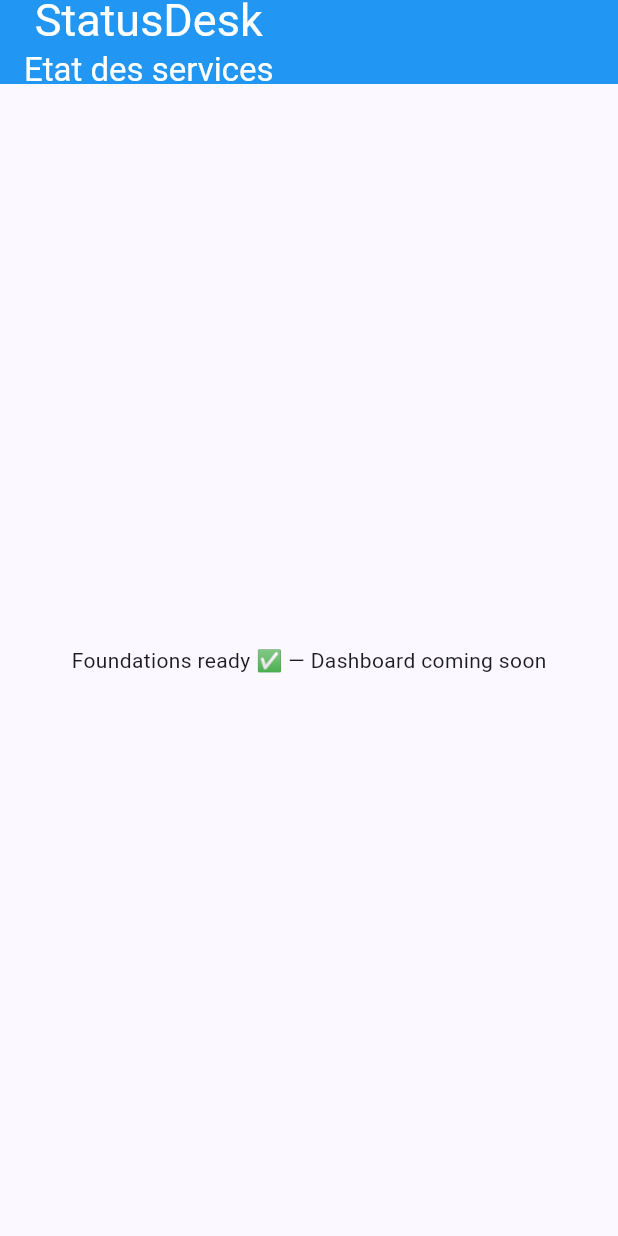
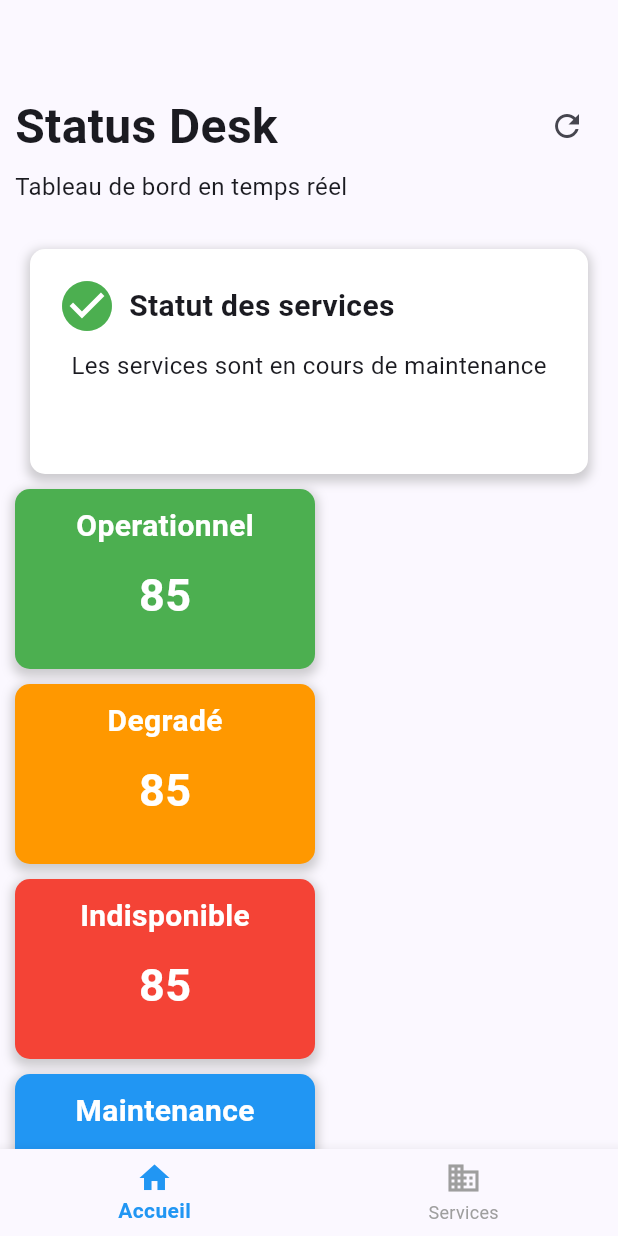
Before and after one commit to Fenohasina08/statusdesk, a Flutter app: the screen it shows after launch, on a phone screen of 412 x 824 dp. Run offline on Flutter 3.47's test engine with Material 3 defaults, Android fonts, the phone set to English and light mode, and no system bars; our stand-ins replace hive, hive_flutter; accounts and stored records are empty.

Commit message:
feat: add dashboard ui

```diff
--- a/lib/main.dart
+++ b/lib/main.dart
@@ -2,6 +2,7 @@
 import 'package:provider/provider.dart';
 
 import 'core/storage/hive_config.dart';
+import 'pages/dashboard_screen.dart';
 import 'providers/service_provider.dart';
 import 'repositories/service_repository.dart';
 import 'services/service_api.dart';
@@ -35,30 +36,7 @@
         colorSchemeSeed: Colors.indigo,
         useMaterial3: true,
       ),
-      home: const HomePlaceholder(),
+      home: const DashboardScreen(),
     );
   }
 }
-
-class HomePlaceholder extends StatelessWidget {
-  const HomePlaceholder({super.key});
-
-  @override
-  Widget build(BuildContext context) {
-    return Scaffold(
-      appBar: AppBar(
-          title: Column(
-            children: [
-              const Text('StatusDesk',style: TextStyle(fontSize: 30),),
-              const Text("Etat des services")
-            ],
-          ),
-        foregroundColor: Colors.white,
-        backgroundColor: Colors.blue,
-      ),
-      body: const Center(
-        child: Text('Foundations ready ✅ — Dashboard coming soon'),
-      ),
-    );
-  }
-}
--- /dev/null
+++ b/lib/pages/Aceuil.dart
@@ -0,0 +1,235 @@
+import 'package:flutter/material.dart';
+
+class Aceuil extends StatefulWidget {
+  const Aceuil({super.key});
+
+  @override
+  State<Aceuil> createState() => _AceuilState();
+}
+
+class _AceuilState extends State<Aceuil> {
+  @override
+  Widget build(BuildContext context) {
+    return Scaffold(
+     body:SingleChildScrollView(
+      child: Container(
+        padding: EdgeInsets.fromLTRB(10, 50, 10, 0),
+        child: Column(
+        crossAxisAlignment: CrossAxisAlignment.start,
+          children: [
+            SizedBox(height: 10),
+           Row(
+            mainAxisAlignment: MainAxisAlignment.spaceBetween,
+            children: [
+              Text("Status Desk",style: TextStyle(fontSize: 32,fontWeight: FontWeight.bold),),
+              IconButton(onPressed: (){}, icon: Icon(Icons.refresh)),
+            ],
+           ),
+           SizedBox(height: 5),
+           Text("Tableau de bord en temps réel",style: TextStyle(fontSize: 16,fontWeight: FontWeight.normal),),
+           SizedBox(height: 20),
+           Container(
+            margin: EdgeInsets.all(10),
+            padding: EdgeInsets.all(10),
+            width: MediaQuery.of(context).size.width,
+            decoration: BoxDecoration(
+              color: Colors.white,
+              borderRadius: BorderRadius.circular(10),
+              boxShadow: [
+                BoxShadow(
+                  color: Colors.grey.withOpacity(0.5),
+                  spreadRadius: 2,
+                  blurRadius: 5,
+                  offset: Offset(0, 3),
+                ),
+              ],
+            ),
+            height: 150,
+            child: Column(
+              children: [
+                Row(
+                  mainAxisAlignment: MainAxisAlignment.start,
+                  children: [
+                    IconButton(onPressed: (){}, icon: Icon(Icons.check_circle,color: Colors.green,size: 40,)),
+                    Text("Statut des services",style: TextStyle(fontSize: 20,fontWeight: FontWeight.bold),),
+
+                  ],
+                ),
+                Text("Les services sont en cours de maintenance",style: TextStyle(fontSize: 16,fontWeight: FontWeight.normal),),
+                SizedBox(height: 10),
+              ],
+            )
+
+           ),
+           Wrap(
+            spacing: 10,
+            runSpacing: 10,
+            children: [
+             Container(
+              width: 200,
+              height: 120,
+              padding: EdgeInsets.all(10),
+              decoration: BoxDecoration(
+                color: Colors.green,
+                borderRadius: BorderRadius.circular(10),
+                boxShadow: [
+                  BoxShadow(
+                    color: Colors.grey.withOpacity(0.5),
+                    spreadRadius: 2,
+                    blurRadius: 5,
+                    offset: Offset(0, 3),
+                  ),
+                ],
+              ),
+              child: Column(
+                children: [
+                  Text("Operationnel",style: TextStyle(fontSize: 20,fontWeight: FontWeight.bold,color: Colors.white),),
+                  SizedBox(height: 10),
+                  Text("85",style: TextStyle(fontSize: 30,fontWeight: FontWeight.bold,color: Colors.white),),
+                ],
+              ),
+             ),
+             Container(
+              width: 200,
+              height: 120,
+              padding: EdgeInsets.all(10),
+              decoration: BoxDecoration(
+                color: Colors.orange,
+                borderRadius: BorderRadius.circular(10),
+                boxShadow: [
+                  BoxShadow(
+                    color: Colors.grey.withOpacity(0.5),
+                    spreadRadius: 2,
+                    blurRadius: 5,
+                    offset: Offset(0, 3),
+                  ),
+                ],
+              ),
+              child: Column(
+                children: [
+                  Text("Degradé",style: TextStyle(fontSize: 20,fontWeight: FontWeight.bold,color: Colors.white),),
+                  SizedBox(height: 10),
+                  Text("85",style: TextStyle(fontSize: 30,fontWeight: FontWeight.bold,color: Colors.white),),
+                ],
+              ),
+             ),
+             Container(
+              width: 200,
+              height: 120,
+              padding: EdgeInsets.all(10),
+              decoration: BoxDecoration(
+                color: Colors.red,
+                borderRadius: BorderRadius.circular(10),
+                boxShadow: [
+                  BoxShadow(
+                    color: Colors.grey.withOpacity(0.5),
+                    spreadRadius: 2,
+                    blurRadius: 5,
+                    offset: Offset(0, 3),
+                  ),
+                ],
+              ),
+              child: Column(
+                children: [
+                  Text("Indisponible",style: TextStyle(fontSize: 20,fontWeight: FontWeight.bold,color: Colors.white),),
+                  SizedBox(height: 10),
+                  Text("85",style: TextStyle(fontSize: 30,fontWeight: FontWeight.bold,color: Colors.white),),
+                ],
+              ),
+             ),
+             Container(
+              width: 200,
+              height: 120,
+              padding: EdgeInsets.all(10),
+              decoration: BoxDecoration(
+                color: Colors.blue,
+                borderRadius: BorderRadius.circular(10),
+                boxShadow: [
+                  BoxShadow(
+                    color: Colors.grey.withOpacity(0.5),
+                    spreadRadius: 2,
+                    blurRadius: 5,
+                    offset: Offset(0, 3),
+                  ),
+                ],
+              ),
+              child: Column(
+                children: [
+                  Text("Maintenance",style: TextStyle(fontSize: 20,fontWeight: FontWeight.bold,color: Colors.white),),
+                  SizedBox(height: 10),
+                  Text("85",style: TextStyle(fontSize: 30,fontWeight: FontWeight.bold,color: Colors.white),),
+                ],
+              ),
+             ),
+            ],
+           ),
+           SizedBox(height: 20),
+           Container(
+            padding: EdgeInsets.all(10),
+            child: Column(
+              children: [
+                Row(
+                  children: [
+                    Icon(Icons.check_circle,color: Colors.green,size: 40,),
+                    Text("Historique des incidents",style: TextStyle(fontSize: 20,fontWeight: FontWeight.bold),),
+                  ],
+                ),
+
+              ],
+            ),
+           ),
+           Container(
+            width: MediaQuery.of(context).size.width,
+            height: 100,
+            decoration: BoxDecoration(
+              color: Colors.grey[200],
+              borderRadius: BorderRadius.circular(10),
+            ),
+            child: Row(
+              children: [
+                Icon(Icons.check_circle,color: Colors.green,size: 40,),
+                Column(
+                  crossAxisAlignment: CrossAxisAlignment.start,
+                  mainAxisAlignment: MainAxisAlignment.center,
+                  children: [
+                    Text("Authentification",style: TextStyle(fontSize: 20,fontWeight: FontWeight.bold),),
+                    Text("Opérationnel depuis 45 minutes",style: TextStyle(fontSize: 16,fontWeight: FontWeight.normal),),
+                  ],
+                ),
+                Spacer(),
+                IconButton(onPressed: (){}, icon: Icon(Icons.arrow_forward_ios,color: Colors.black,size: 20,)),
+              ],
+            ),
+           ),
+           SizedBox(height: 20),
+           Container(
+            width: MediaQuery.of(context).size.width,
+            height: 100,
+            decoration: BoxDecoration(
+              color: Colors.grey[200],
+              borderRadius: BorderRadius.circular(10),
+            ),
+            child: Row(
+              children: [
+                Icon(Icons.check_circle,color: Colors.green,size: 40,),
+                Column(
+                  crossAxisAlignment: CrossAxisAlignment.start,
+                  mainAxisAlignment: MainAxisAlignment.center,
+                  children: [
+                    Text("Database",style: TextStyle(fontSize: 20,fontWeight: FontWeight.bold),),
+                    Text("Opérationnel depuis 45 minutes",style: TextStyle(fontSize: 16,fontWeight: FontWeight.normal),),
+                  ],
+                ),
+                Spacer(),
+                IconButton(onPressed: (){}, icon: Icon(Icons.arrow_forward_ios,color: Colors.black,size: 20,)),
+              ],
+            ),
+           ),
+          ],
+        ),
+      ),
+     ) ,
+
+    );
+  }
+}
--- /dev/null
+++ b/lib/pages/dashboard_screen.dart
@@ -0,0 +1,49 @@
+ import 'package:flutter/material.dart';
+
+import 'Aceuil.dart';
+import 'Services.dart';
+
+class DashboardScreen extends StatefulWidget {
+  const DashboardScreen({super.key});
+
+  @override
+  State<DashboardScreen> createState() => _DashboardScreenState();
+}
+
+class _DashboardScreenState extends State<DashboardScreen> {
+  int _selectedIndex = 0;
+    List<Widget> pages = [
+      const Aceuil(),
+      const Services(),
+    ];
+  void _onItemTapped(int index) {
+    setState(() {
+      _selectedIndex = index;
+    });
+  }
+  @override
+  Widget build(BuildContext context) {
+    return Scaffold(
+      body:pages[_selectedIndex],
+      bottomNavigationBar: BottomNavigationBar(
+        currentIndex: _selectedIndex,
+        onTap: _onItemTapped,
+        type: BottomNavigationBarType.fixed,
+        selectedItemColor: Colors.blue,
+        unselectedItemColor: Colors.grey,
+        selectedLabelStyle: const TextStyle(fontWeight: FontWeight.bold),
+        unselectedLabelStyle: const TextStyle(fontWeight: FontWeight.normal),
+        items: const <BottomNavigationBarItem>[
+          BottomNavigationBarItem(
+            icon: Icon(Icons.home),
+            label: 'Accueil',
+          ),
+          BottomNavigationBarItem(
+            icon: Icon(Icons.business),
+            label: 'Services',
+          ),
+        ],
+      ),
+    );
+  }
+}
```
Also changed, not shown: lib/pages/Services.dart (added, +120 -0 lines), pubspec.lock, 2 other files.
